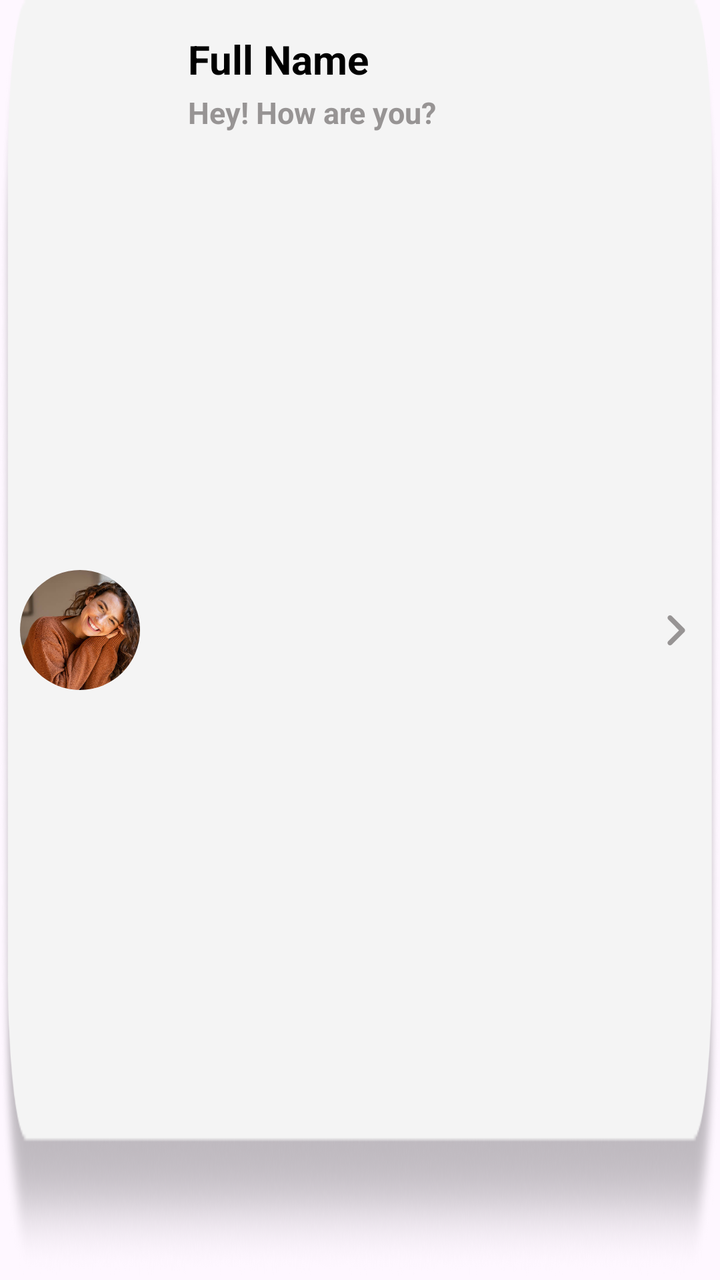
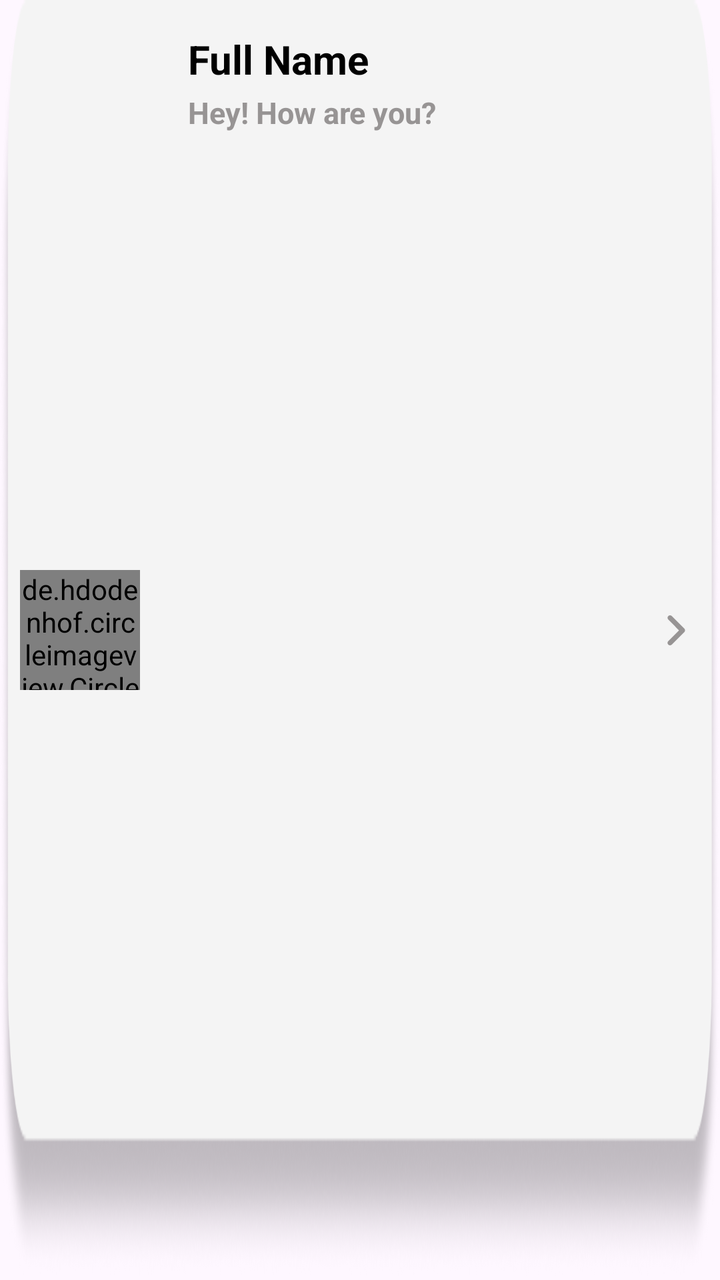

An Android layout rendered at two revisions. The XML below is the earlier revision; the diff shows what the commit changed to produce the second picture.
<!-- AndroidManifest.xml: application theme Theme.Roomiz -->
<!-- res/layout/chat_item.xml -->
<?xml version="1.0" encoding="utf-8"?>
<androidx.constraintlayout.widget.ConstraintLayout xmlns:android="http://schemas.android.com/apk/res/android"
    xmlns:app="http://schemas.android.com/apk/res-auto"
    xmlns:tools="http://schemas.android.com/tools"
    android:layout_width="match_parent"
    android:layout_height="100dp"
    android:background="@drawable/chat_item_background">

    <ImageView
        android:id="@+id/ivChatProfile"
        android:layout_width="60dp"
        android:layout_height="60dp"
        android:layout_marginStart="10dp"
        android:layout_marginTop="10dp"
        android:layout_marginBottom="20dp"
        app:layout_constraintBottom_toBottomOf="parent"
        app:layout_constraintStart_toStartOf="parent"
        app:layout_constraintTop_toTopOf="parent"
        android:background="@drawable/circle_profile_imageview"
        android:clipToOutline="true"
        android:scaleType="centerCrop"
        android:src="@drawable/dana_levy"
         />

    <TextView
        android:id="@+id/tvFullName"
        android:layout_width="wrap_content"
        android:layout_height="wrap_content"
        android:layout_marginStart="24dp"
        android:layout_marginTop="16dp"
        android:text="Full Name"
        android:textColor="#000000"
        android:textSize="20dp"
        android:textStyle="bold"
        app:layout_constraintStart_toEndOf="@+id/ivChatProfile"
        app:layout_constraintTop_toTopOf="parent" />

    <TextView
        android:id="@+id/tvLastMessage"
        android:layout_width="wrap_content"
        android:layout_height="wrap_content"
        android:layout_marginStart="24dp"
        android:layout_marginTop="3dp"
        android:text="Hey! How are you?"
        android:textColor="#979494"
        android:textSize="15dp"
        android:textStyle="bold"
        app:layout_constraintStart_toEndOf="@+id/ivChatProfile"
        app:layout_constraintTop_toBottomOf="@id/tvFullName" />

    <ImageView
        android:id="@+id/imageView"
        android:layout_width="25dp"
        android:layout_height="wrap_content"
        android:layout_marginEnd="10dp"
        android:layout_marginBottom="5dp"
        app:layout_constraintBottom_toBottomOf="parent"
        app:layout_constraintEnd_toEndOf="parent"
        app:srcCompat="@drawable/arrow_right" />
</androidx.constraintlayout.widget.ConstraintLayout>
<!-- resources referenced by this layout -->
<resources>
  <!-- drawable arrow_right (drawable) -->
  <vector xmlns:android="http://schemas.android.com/apk/res/android"
      android:width="640dp"
      android:height="640dp"
      android:viewportWidth="640"
      android:viewportHeight="640">
    <path
        android:fillColor="#979494"
        android:pathData="M439.1,297.4C451.6,309.9 451.6,330.2 439.1,342.7L279.1,502.7C266.6,515.2 246.3,515.2 233.8,502.7C221.3,490.2 221.3,469.9 233.8,457.4L371.2,320L233.9,182.6C221.4,170.1 221.4,149.8 233.9,137.3C246.4,124.8 266.7,124.8 279.2,137.3L439.2,297.3z"/>
  </vector>
  <!-- drawable chat_item_background: png bitmap (drawable, 29680 bytes) -->
  <!-- drawable circle_profile_imageview (drawable) -->
  <shape xmlns:android="http://schemas.android.com/apk/res/android"
      android:shape="rectangle">
      <corners
          android:radius="30dp"
          />
  </shape>
  <!-- drawable dana_levy: png bitmap (drawable, 380478 bytes) -->
  <style name="Theme.Roomiz" parent="Base.Theme.Roomiz" />
  <style name="Base.Theme.Roomiz" parent="Theme.Material3.DayNight.NoActionBar">
          
          
      </style>
</resources>

<!-- the commit's change to res/layout/chat_item.xml (unified diff, before → after) -->
@@ -6,7 +6,7 @@
     android:layout_height="100dp"
     android:background="@drawable/chat_item_background">
 
-    <ImageView
+    <de.hdodenhof.circleimageview.CircleImageView
         android:id="@+id/ivChatProfile"
         android:layout_width="60dp"
         android:layout_height="60dp"
@@ -16,8 +16,6 @@
         app:layout_constraintBottom_toBottomOf="parent"
         app:layout_constraintStart_toStartOf="parent"
         app:layout_constraintTop_toTopOf="parent"
-        android:background="@drawable/circle_profile_imageview"
-        android:clipToOutline="true"
         android:scaleType="centerCrop"
         android:src="@drawable/dana_levy"
          />
<!-- resource entries referenced after the edit -->
@@ -11,13 +11,6 @@
         android:pathData="M439.1,297.4C451.6,309.9 451.6,330.2 439.1,342.7L279.1,502.7C266.6,515.2 246.3,515.2 233.8,502.7C221.3,490.2 221.3,469.9 233.8,457.4L371.2,320L233.9,182.6C221.4,170.1 221.4,149.8 233.9,137.3C246.4,124.8 266.7,124.8 279.2,137.3L439.2,297.3z"/>
   </vector>
   <!-- drawable chat_item_background: png bitmap (drawable, 29680 bytes) -->
-  <!-- drawable circle_profile_imageview (drawable) -->
-  <shape xmlns:android="http://schemas.android.com/apk/res/android"
-      android:shape="rectangle">
-      <corners
-          android:radius="30dp"
-          />
-  </shape>
   <!-- drawable dana_levy: png bitmap (drawable, 380478 bytes) -->
   <style name="Theme.Roomiz" parent="Base.Theme.Roomiz" />
   <style name="Base.Theme.Roomiz" parent="Theme.Material3.DayNight.NoActionBar">
